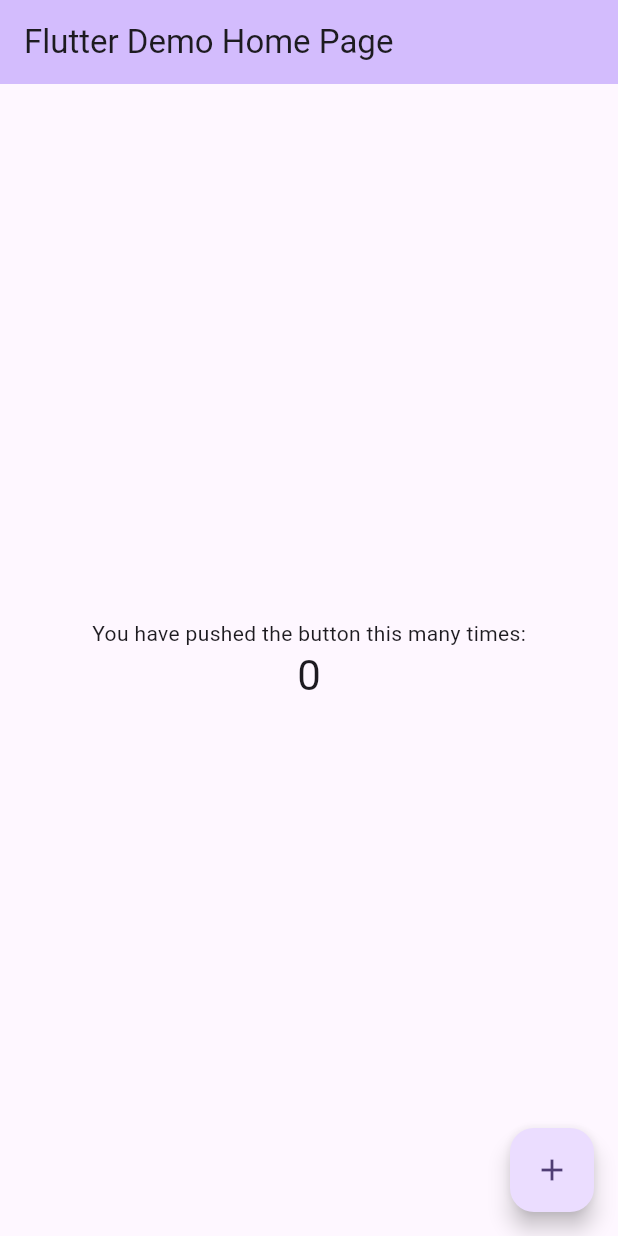
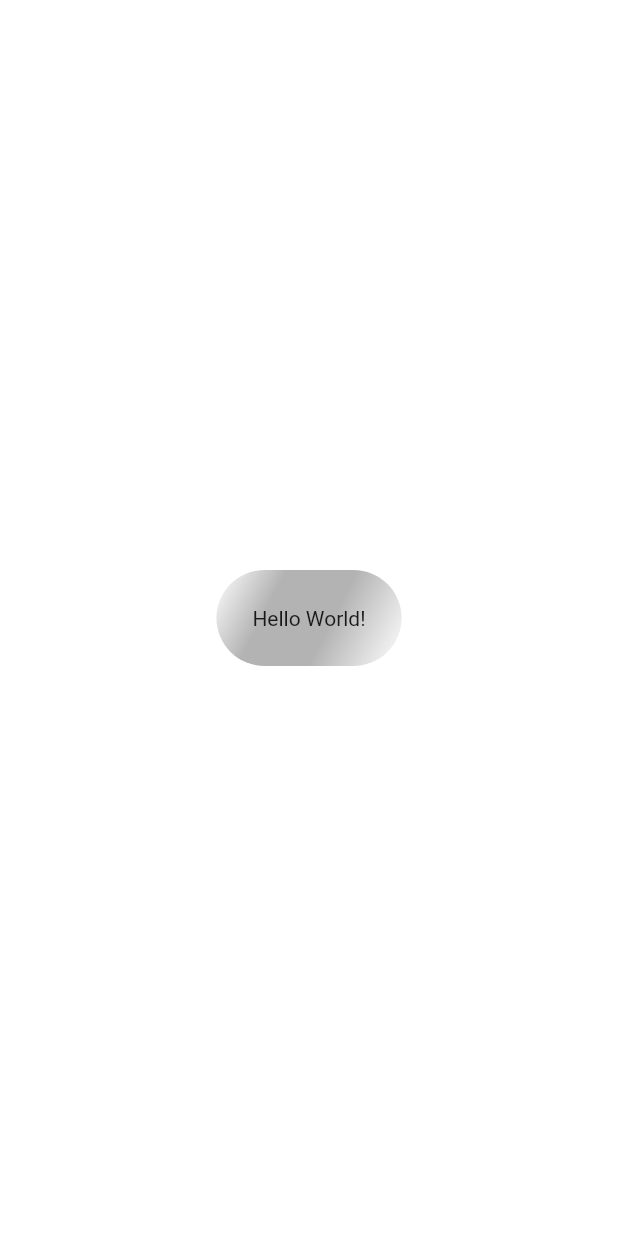
Before and after one commit to Bechkalo/random_color_app, a Flutter app: the screen it shows after launch, on a phone screen of 412 x 824 dp. Run offline on Flutter 3.47's test engine with Material 2 defaults, Android fonts, the phone set to English and light mode, and no system bars.

Commit message:
Add Material and NeumorphicContainer to Home Page for simple ui.

````diff
--- a/lib/main.dart
+++ b/lib/main.dart
@@ -1,125 +1,6 @@
 import 'package:flutter/material.dart';
+import 'package:random_color_app/my_app.dart';
 
 void main() {
   runApp(const MyApp());
 }
-
-class MyApp extends StatelessWidget {
-  const MyApp({super.key});
-
-  // This widget is the root of your application.
-  @override
-  Widget build(BuildContext context) {
-    return MaterialApp(
-      title: 'Flutter Demo',
-      theme: ThemeData(
-        // This is the theme of your application.
-        //
-        // TRY THIS: Try running your application with "flutter run". You'll see
-        // the application has a blue toolbar. Then, without quitting the app,
-        // try changing the seedColor in the colorScheme below to Colors.green
-        // and then invoke "hot reload" (save your changes or press the "hot
-        // reload" button in a Flutter-supported IDE, or press "r" if you used
-        // the command line to start the app).
-        //
-        // Notice that the counter didn't reset back to zero; the application
-        // state is not lost during the reload. To reset the state, use hot
-        // restart instead.
-        //
-        // This works for code too, not just values: Most code changes can be
-        // tested with just a hot reload.
-        colorScheme: ColorScheme.fromSeed(seedColor: Colors.deepPurple),
-        useMaterial3: true,
-      ),
-      home: const MyHomePage(title: 'Flutter Demo Home Page'),
-    );
-  }
-}
-
-class MyHomePage extends StatefulWidget {
-  const MyHomePage({super.key, required this.title});
-
-  // This widget is the home page of your application. It is stateful, meaning
-  // that it has a State object (defined below) that contains fields that affect
-  // how it looks.
-
-  // This class is the configuration for the state. It holds the values (in this
-  // case the title) provided by the parent (in this case the App widget) and
-  // used by the build method of the State. Fields in a Widget subclass are
-  // always marked "final".
-
-  final String title;
-
-  @override
-  State<MyHomePage> createState() => _MyHomePageState();
-}
-
-class _MyHomePageState extends State<MyHomePage> {
-  int _counter = 0;
-
-  void _incrementCounter() {
-    setState(() {
-      // This call to setState tells the Flutter framework that something has
-      // changed in this State, which causes it to rerun the build method below
-      // so that the display can reflect the updated values. If we changed
-      // _counter without calling setState(), then the build method would not be
-      // called again, and so nothing would appear to happen.
-      _counter++;
-    });
-  }
-
-  @override
-  Widget build(BuildContext context) {
-    // This method is rerun every time setState is called, for instance as done
-    // by the _incrementCounter method above.
-    //
-    // The Flutter framework has been optimized to make rerunning build methods
-    // fast, so that you can just rebuild anything that needs updating rather
-    // than having to individually change instances of widgets.
-    return Scaffold(
-      appBar: AppBar(
-        // TRY THIS: Try changing the color here to a specific color (to
-        // Colors.amber, perhaps?) and trigger a hot reload to see the AppBar
-        // change color while the other colors stay the same.
-        backgroundColor: Theme.of(context).colorScheme.inversePrimary,
-        // Here we take the value from the MyHomePage object that was created by
-        // the App.build method, and use it to set our appbar title.
-        title: Text(widget.title),
-      ),
-      body: Center(
-        // Center is a layout widget. It takes a single child and positions it
-        // in the middle of the parent.
-        child: Column(
-          // Column is also a layout widget. It takes a list of children and
-          // arranges them vertically. By default, it sizes itself to fit its
-          // children horizontally, and tries to be as tall as its parent.
-          //
-          // Column has various properties to control how it sizes itself and
-          // how it positions its children. Here we use mainAxisAlignment to
-          // center the children vertically; the main axis here is the vertical
-          // axis because Columns are vertical (the cross axis would be
-          // horizontal).
-          //
-          // TRY THIS: Invoke "debug painting" (choose the "Toggle Debug Paint"
-          // action in the IDE, or press "p" in the console), to see the
-          // wireframe for each widget.
-          mainAxisAlignment: MainAxisAlignment.center,
-          children: <Widget>[
-            const Text(
-              'You have pushed the button this many times:',
-            ),
-            Text(
-              '$_counter',
-              style: Theme.of(context).textTheme.headlineMedium,
-            ),
-          ],
-        ),
-      ),
-      floatingActionButton: FloatingActionButton(
-        onPressed: _incrementCounter,
-        tooltip: 'Increment',
-        child: const Icon(Icons.add),
-      ), // This trailing comma makes auto-formatting nicer for build methods.
-    );
-  }
-}
--- /dev/null
+++ b/lib/my_app.dart
@@ -0,0 +1,16 @@
+import 'package:flutter/material.dart';
+import 'package:random_color_app/presentation/view/pages/home_page.dart';
+
+/// This widget is the root of your application.
+class MyApp extends StatelessWidget {
+  /// A constructor for the MyApp class.
+  const MyApp({super.key});
+
+  @override
+  Widget build(BuildContext context) {
+    return const MaterialApp(
+      debugShowCheckedModeBanner: false,
+      home: HomePage(),
+    );
+  }
+}
--- /dev/null
+++ b/lib/presentation/view/common_widgets/neumorphic_container.dart
@@ -0,0 +1,96 @@
+import 'package:flutter/material.dart';
+import 'package:random_color_app/utility/color_utils.dart';
+
+/// A constant border radius of 100.0 pixels.
+const borderRadius = 100.0;
+
+/// A constant blur radius of 10.0 pixels for shadow of box.
+const shadowBlurRadius = 10.0;
+
+/// A constant offset value of 5.0 pixels for shadow of box.
+const shadowOffsetValue = 5.0;
+
+/// A constant interpolation value of 0.6 pixels for first shadow of box.
+const firstShadowColorsInterpolation = 0.6;
+
+/// A constant interpolation value of 0.3 pixels for second shadow of box.
+const secondShadowColorsInterpolation = 0.3;
+
+/// Widget that wraps another widget with a neumorphic UI.
+class NeumorphicContainer extends StatelessWidget {
+  /// The widget to wrap with this NeumorphicContainer.
+  final Widget child;
+
+  /// The color of NeumorphicContainer.
+  final Color color;
+
+  /// Update view of NeumorphicContainer.
+  final bool isPressed;
+
+  /// A constructor for the NeumorphicContainer class.
+  const NeumorphicContainer({
+    required this.child,
+    required this.color,
+    required this.isPressed,
+    super.key,
+  });
+
+  @override
+  Widget build(BuildContext context) {
+    return AnimatedContainer(
+      duration: const Duration(milliseconds: 150),
+      margin: const EdgeInsets.all(24),
+      padding: const EdgeInsets.all(24.0),
+      decoration: BoxDecoration(
+        borderRadius: BorderRadius.circular(borderRadius),
+        gradient: LinearGradient(
+          begin: Alignment.topLeft,
+          end: Alignment.bottomRight,
+          colors: _fetchGradientColors(isPressed, color),
+          stops: const [0.0, 0.3, 0.6, 1.0],
+        ),
+        boxShadow: isPressed
+            ? null
+            : [
+                BoxShadow(
+                  blurRadius: shadowBlurRadius,
+                  offset: -const Offset(shadowOffsetValue, shadowOffsetValue),
+                  color: ColorUtils.mixColors(
+                    Colors.white,
+                    color,
+                    firstShadowColorsInterpolation,
+                  ),
+                ),
+                BoxShadow(
+                  blurRadius: shadowBlurRadius,
+                  offset: const Offset(shadowOffsetValue, shadowOffsetValue),
+                  color: ColorUtils.mixColors(
+                    Colors.black,
+                    color,
+                    secondShadowColorsInterpolation,
+                  ),
+                ),
+              ],
+      ),
+      child: child,
+    );
+  }
+}
+
+/// Used for changing linear gradient colors when the container is pressed.
+List<Color> _fetchGradientColors(bool isPressed, Color color) {
+  final pointDown = [
+    color,
+    ColorUtils.mixColors(Colors.black, color, 0.7),
+    ColorUtils.mixColors(Colors.black, color, 0.7),
+    color,
+  ];
+  final pointUp = [
+    ColorUtils.mixColors(Colors.black, color, 0.7),
+    color,
+    color,
+    ColorUtils.mixColors(Colors.white, color, 0.7),
+  ];
+
+  return isPressed ? pointDown : pointUp;
+}
--- /dev/null
+++ b/lib/presentation/view/pages/home_page.dart
@@ -0,0 +1,56 @@
+import 'package:flutter/material.dart';
+import 'package:random_color_app/presentation/view/common_widgets/neumorphic_container.dart';
+
+/// This widget is the main page of application.
+class HomePage extends StatefulWidget {
+  /// A constructor for the HomePage class.
+  const HomePage({super.key});
+
+  @override
+  State<HomePage> createState() => _HomePageState();
+}
+
+class _HomePageState extends State<HomePage> {
+  bool _isPressed = true;
+  Color color = Colors.white;
+  @override
+  Widget build(BuildContext context) {
+    // We use a [Listener] to detect when the user
+    // presses up and down on the screen.
+    return Listener(
+      onPointerDown: _onPointerDown,
+      onPointerUp: _onPointerUp,
+      child: Material(
+        color: color,
+        child: SafeArea(
+          child: Center(
+            child: NeumorphicContainer(
+              color: color,
+              isPressed: _isPressed,
+              child: const Text(
+                "Hello World!",
+                // To avoid text overflow, we use the following arguments
+                maxLines: 2,
+                overflow: TextOverflow.ellipsis,
+              ),
+            ),
+          ),
+        ),
+      ),
+    );
+  }
+
+  void _onPointerDown(_) {
+    setState(() {
+      _isPressed = true;
+    });
+  }
+
+  void _onPointerUp(_) {
+    setState(() {
+      _isPressed = false;
+      const newColor = Colors.green;
+      color = newColor;
+    });
+  }
+}
--- /dev/null
+++ b/lib/utility/color_utils.dart
@@ -0,0 +1,37 @@
+import 'package:flutter/material.dart';
+
+/// Utility functions for working with colors.
+///
+///
+/// Example usage:
+///
+/// ```dart
+/// import 'color_utils.dart';
+///
+/// // Mix two colors together.
+/// Color mixedColor = ColorUtils.mixColors(Colors.white, Colors.black, 0.5);
+///
+/// ```
+
+class ColorUtils {
+  static ColorUtils? _instance;
+
+  /// Factory constructor for the `ColorUtils` class.
+  ///
+  /// Returns a singleton instance of the `ColorUtils` class.
+  factory ColorUtils() {
+    return _instance ??= ColorUtils._();
+  }
+
+  ColorUtils._();
+
+  ///Change [Color.lerp] for handling null color
+  static Color mixColors(
+    Color? firstColor,
+    Color? lastColor,
+    double interpolation, {
+    Color defaultColor = Colors.white,
+  }) {
+    return Color.lerp(firstColor, lastColor, interpolation) ?? defaultColor;
+  }
+}
````
Also changed, not shown: pubspec.yaml (+10 -5 lines), 2 other files.
